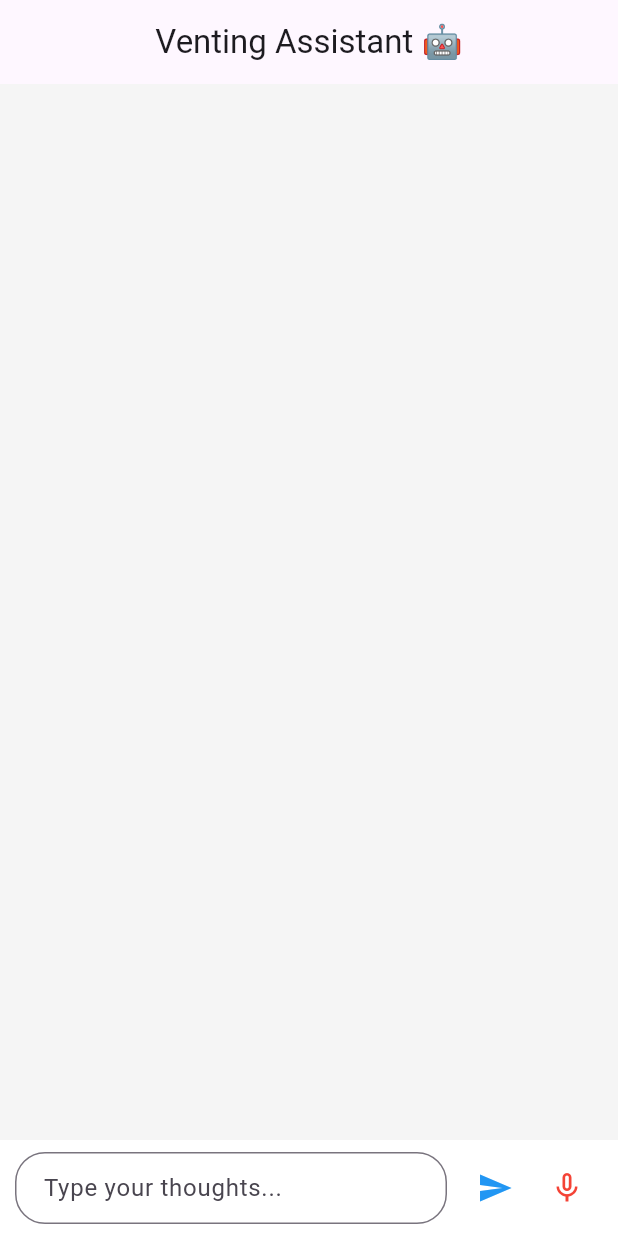
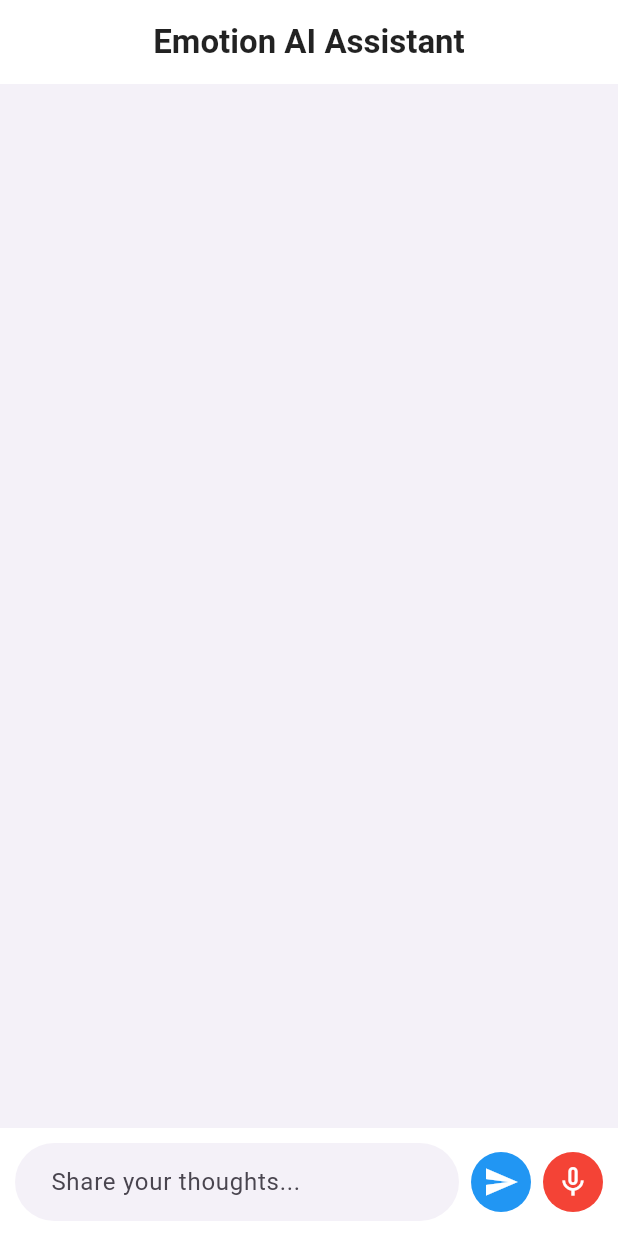
Before and after one commit to AgnusSerena/Venting-App, a Flutter app: the screen it shows after launch, after a tap on the "send" icon, on a phone screen of 412 x 824 dp. Run offline on Flutter 3.47's test engine with Material 3 defaults, Android fonts, the phone set to English and light mode, and no system bars; our stand-ins replace speech_to_text.

Commit message:
enhanced communication model

```diff
--- a/lib/main.dart
+++ b/lib/main.dart
@@ -1,4 +1,7 @@
+import 'dart:convert';
+
 import 'package:flutter/material.dart';
+import 'package:http/http.dart' as http;
 import 'package:speech_to_text/speech_to_text.dart' as stt;
 
 void main() {
@@ -10,6 +13,7 @@ class VentingApp extends StatelessWidget {
   Widget build(BuildContext context) {
     return MaterialApp(
       debugShowCheckedModeBanner: false,
+      title: "Emotion AI Assistant",
       home: ChatScreen(),
     );
   }
@@ -17,213 +21,391 @@ class VentingApp extends StatelessWidget {
 
 class ChatScreen extends StatefulWidget {
   @override
-  _ChatScreenState createState() => _ChatScreenState();
+  State<ChatScreen> createState() => _ChatScreenState();
 }
 
 class _ChatScreenState extends State<ChatScreen> {
-  List<Map<String, String>> messages = [];
-  TextEditingController controller = TextEditingController();
-  ScrollController scrollController = ScrollController();
 
-  late stt.SpeechToText _speech;
-  bool _isListening = false;
-  bool _isProcessingVoice = false;
+  final TextEditingController controller = TextEditingController();
+
+  final ScrollController scrollController = ScrollController();
+
+  List<Map<String, dynamic>> messages = [];
+
+  late stt.SpeechToText speech;
+
+  bool isListening = false;
+
+  bool isLoading = false;
 
   @override
   void initState() {
     super.initState();
-    _speech = stt.SpeechToText();
+    speech = stt.SpeechToText();
   }
 
-  /// Add message
+  // ---------------- ADD MESSAGE ---------------- //
+
   void addMessage(String text, bool isUser) {
+
     setState(() {
+
       messages.add({
         "text": text,
-        "sender": isUser ? "user" : "bot",
+        "isUser": isUser,
       });
+
     });
 
     Future.delayed(Duration(milliseconds: 100), () {
+
       scrollController.animateTo(
         scrollController.position.maxScrollExtent,
         duration: Duration(milliseconds: 300),
         curve: Curves.easeOut,
       );
+
     });
   }
 
-  /// Send typed message
-  void sendMessage() {
+  // ---------------- SEND MESSAGE ---------------- //
+
+  Future<void> sendMessage() async {
+
     if (controller.text.trim().isEmpty) return;
 
     String userText = controller.text.trim();
 
     addMessage(userText, true);
+
     controller.clear();
 
-    Future.delayed(Duration(milliseconds: 500), () {
-      addMessage("I'm here for you 💙", false);
+    setState(() {
+      isLoading = true;
+    });
+
+    try {
+
+      final response = await http.post(
+
+        Uri.parse("http://127.0.0.1:5000/chat"),
+
+        headers: {
+          "Content-Type": "application/json",
+        },
+
+        body: jsonEncode({
+          "message": userText,
+        }),
+      );
+
+      if (response.statusCode == 200) {
+
+        final data = jsonDecode(response.body);
+
+        String reply = data["reply"];
+
+        addMessage(reply, false);
+
+      } else {
+
+        addMessage(
+          "Sorry, something went wrong.",
+          false,
+        );
+
+      }
+
+    } catch (e) {
+
+      addMessage(
+        "Cannot connect to AI server.",
+        false,
+      );
+
+      print(e);
+
+    }
+
+    setState(() {
+      isLoading = false;
     });
   }
 
-  /// 🎤 Start Listening
-  void startListening() async {
-    controller.clear(); // clear old text
+  // ---------------- START LISTENING ---------------- //
 
-    bool available = await _speech.initialize(
-      onStatus: (status) => print("Status: $status"),
-      onError: (error) => print("Error: $error"),
-    );
+  Future<void> startListening() async {
+
+    bool available = await speech.initialize();
 
     if (available) {
+
       setState(() {
-        _isListening = true;
-        _isProcessingVoice = true;
+        isListening = true;
       });
 
-      _speech.listen(
+      speech.listen(
+
         onResult: (result) {
-          if (_isProcessingVoice) {
-            setState(() {
-              controller.text = result.recognizedWords;
-            });
-          }
+
+          setState(() {
+
+            controller.text = result.recognizedWords;
+
+          });
+
         },
       );
     }
   }
 
-  /// 🛑 Stop Listening (FIXED)
-  void stopListening() async {
-    _isProcessingVoice = false;
+  // ---------------- STOP LISTENING ---------------- //
 
-    await _speech.stop(); // ensure complete stop
+  Future<void> stopListening() async {
 
-    setState(() => _isListening = false);
+    await speech.stop();
 
-    String spokenText = controller.text.trim();
+    setState(() {
+      isListening = false;
+    });
 
-    if (spokenText.isNotEmpty) {
-      addMessage(spokenText, true);
+    if (controller.text.trim().isNotEmpty) {
 
-      /// 🔥 CLEAR PROPERLY
-      controller.text = "";
-      controller.clear();
+      sendMessage();
 
-      await Future.delayed(Duration(milliseconds: 200));
-
-      setState(() {});
-
-      Future.delayed(Duration(milliseconds: 500), () {
-        addMessage("I'm here for you 💙", false);
-      });
     }
   }
 
-  /// Chat bubble
-  Widget buildMessage(Map<String, String> msg) {
-    bool isUser = msg["sender"] == "user";
+  // ---------------- CHAT BUBBLE ---------------- //
 
-    return Container(
-      margin: EdgeInsets.symmetric(vertical: 6, horizontal: 10),
-      child: Row(
-        mainAxisAlignment:
-            isUser ? MainAxisAlignment.end : MainAxisAlignment.start,
+  Widget buildMessage(Map<String, dynamic> msg) {
+
+    bool isUser = msg["isUser"];
+
+    return Align(
+
+      alignment:
+          isUser
+              ? Alignment.centerRight
+              : Alignment.centerLeft,
+
+      child: Container(
+
+        margin: EdgeInsets.symmetric(
+          horizontal: 10,
+          vertical: 5,
+        ),
+
+        padding: EdgeInsets.all(14),
+
+        constraints: BoxConstraints(maxWidth: 320),
+
+        decoration: BoxDecoration(
+
+          color: isUser
+              ? Colors.blue
+              : Colors.white,
+
+          borderRadius: BorderRadius.circular(18),
+
+          boxShadow: [
+            BoxShadow(
+              color: Colors.black12,
+              blurRadius: 4,
+            ),
+          ],
+        ),
+
+        child: Text(
+
+          msg["text"],
+
+          style: TextStyle(
+            color:
+                isUser
+                    ? Colors.white
+                    : Colors.black87,
+            fontSize: 16,
+            height: 1.4,
+          ),
+        ),
+      ),
+    );
+  }
+
+  // ---------------- UI ---------------- //
+
+  @override
+  Widget build(BuildContext context) {
+
+    return Scaffold(
+
+      backgroundColor: Color(0xFFF4F1F8),
+
+      appBar: AppBar(
+
+        elevation: 0,
+
+        backgroundColor: Colors.white,
+
+        centerTitle: true,
+
+        title: Text(
+          "Emotion AI Assistant",
+          style: TextStyle(
+            color: Colors.black87,
+            fontWeight: FontWeight.w600,
+          ),
+        ),
+      ),
+
+      body: Column(
+
         children: [
+
+          Expanded(
+
+            child: ListView.builder(
+
+              controller: scrollController,
+
+              padding: EdgeInsets.only(top: 10),
+
+              itemCount: messages.length,
+
+              itemBuilder: (context, index) {
+
+                return buildMessage(messages[index]);
+
+              },
+            ),
+          ),
+
+          if (isLoading)
+
+            Padding(
+
+              padding: EdgeInsets.only(bottom: 8),
+
+              child: Text(
+                "Typing...",
+                style: TextStyle(
+                  color: Colors.grey,
+                ),
+              ),
+            ),
+
+          // INPUT AREA
+
           Container(
-            padding: EdgeInsets.all(12),
-            constraints: BoxConstraints(maxWidth: 250),
-            decoration: BoxDecoration(
-              color: isUser ? Colors.blue : Colors.grey[300],
-              borderRadius: BorderRadius.circular(15),
+
+            padding: EdgeInsets.symmetric(
+              horizontal: 10,
+              vertical: 10,
             ),
-            child: Text(
-              msg["text"]!,
-              style: TextStyle(
-                color: isUser ? Colors.white : Colors.black,
-                fontSize: 16,
-              ),
+
+            color: Colors.white,
+
+            child: Row(
+
+              children: [
+
+                Expanded(
+
+                  child: TextField(
+
+                    controller: controller,
+
+                    minLines: 1,
+                    maxLines: 5,
+
+                    decoration: InputDecoration(
+
+                      hintText:
+                          isListening
+                              ? "Listening..."
+                              : "Share your thoughts...",
+
+                      filled: true,
+
+                      fillColor: Color(0xFFF4F1F8),
+
+                      border: OutlineInputBorder(
+
+                        borderRadius:
+                            BorderRadius.circular(30),
+
+                        borderSide: BorderSide.none,
+                      ),
+
+                      contentPadding: EdgeInsets.symmetric(
+                        horizontal: 20,
+                        vertical: 14,
+                      ),
+                    ),
+                  ),
+                ),
+
+                SizedBox(width: 8),
+
+                // SEND BUTTON
+
+                CircleAvatar(
+
+                  backgroundColor: Colors.blue,
+
+                  child: IconButton(
+
+                    icon: Icon(
+                      Icons.send,
+                      color: Colors.white,
+                    ),
+
+                    onPressed: sendMessage,
+                  ),
+                ),
+
+                SizedBox(width: 8),
+
+                // MIC BUTTON
+
+                CircleAvatar(
+
+                  backgroundColor:
+                      isListening
+                          ? Colors.green
+                          : Colors.red,
+
+                  child: IconButton(
+
+                    icon: Icon(
+
+                      isListening
+                          ? Icons.mic
+                          : Icons.mic_none,
+
+                      color: Colors.white,
+                    ),
+
+                    onPressed: () {
+
+                      if (isListening) {
+
+                        stopListening();
+
+                      } else {
+
+                        startListening();
+
+                      }
+                    },
+                  ),
+                ),
+              ],
             ),
           ),
         ],
       ),
     );
   }
-
-  @override
-  Widget build(BuildContext context) {
-    return Scaffold(
-      backgroundColor: Colors.grey[100],
-      appBar: AppBar(
-        title: Text("Venting Assistant 🤖"),
-        centerTitle: true,
-      ),
-      body: Column(
-        children: [
-          /// Chat Area
-          Expanded(
-            child: ListView.builder(
-              controller: scrollController,
-              itemCount: messages.length,
-              itemBuilder: (context, index) {
-                return buildMessage(messages[index]);
-              },
-            ),
-          ),
-
-          /// Input Area
-          Container(
-            padding: EdgeInsets.symmetric(horizontal: 10, vertical: 8),
-            color: Colors.white,
-            child: Row(
-              crossAxisAlignment: CrossAxisAlignment.end,
-              children: [
-                Expanded(
-                  child: TextField(
-                    controller: controller,
-                    minLines: 1,
-                    maxLines: 5,
-                    textInputAction: TextInputAction.send,
-                    decoration: InputDecoration(
-                      hintText: _isListening
-                          ? "Listening..."
-                          : "Type your thoughts...",
-                      border: OutlineInputBorder(
-                        borderRadius: BorderRadius.circular(20),
-                      ),
-                      contentPadding: EdgeInsets.symmetric(
-                          horizontal: 15, vertical: 10),
-                    ),
-                    onSubmitted: (_) => sendMessage(),
-                  ),
-                ),
-
-                SizedBox(width: 8),
-
-                IconButton(
-                  icon: Icon(Icons.send, color: Colors.blue),
-                  onPressed: sendMessage,
-                ),
-
-                IconButton(
-                  icon: Icon(
-                    _isListening ? Icons.mic : Icons.mic_none,
-                    color: _isListening ? Colors.green : Colors.red,
-                  ),
-                  onPressed: () {
-                    if (_isListening) {
-                      stopListening();
-                    } else {
-                      startListening();
-                    }
-                  },
-                ),
-              ],
-            ),
-          )
-        ],
-      ),
-    );
-  }
 }
```
Also changed, not shown: pubspec.yaml (+6 -6 lines), pubspec.lock, 6 other files.
